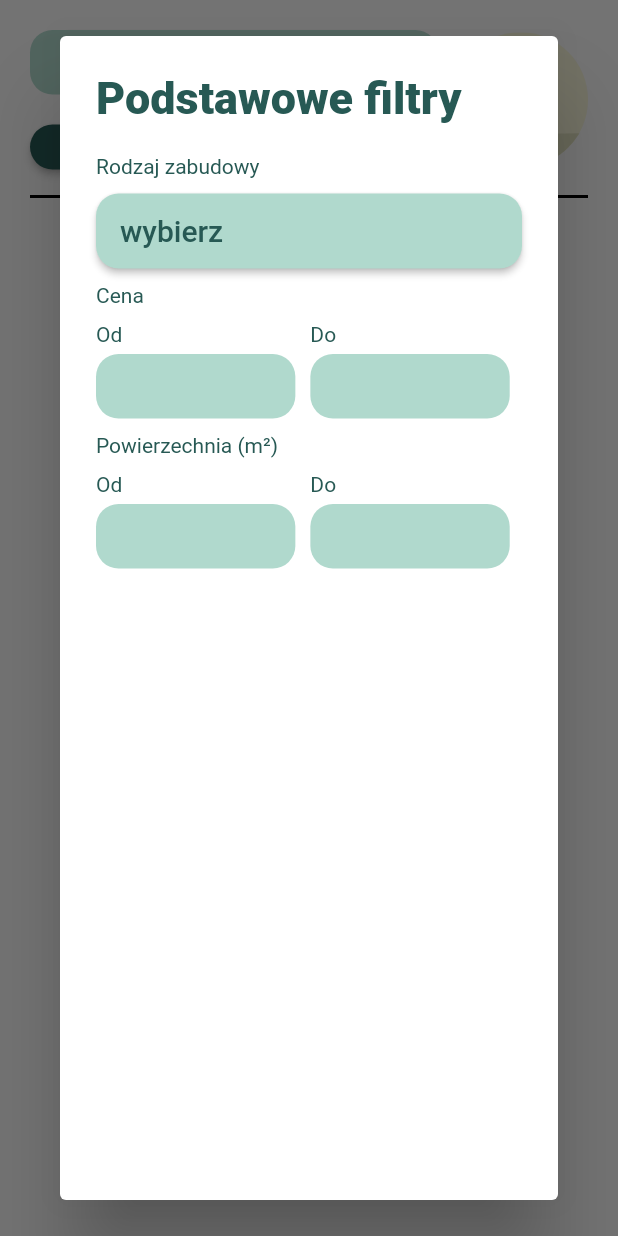
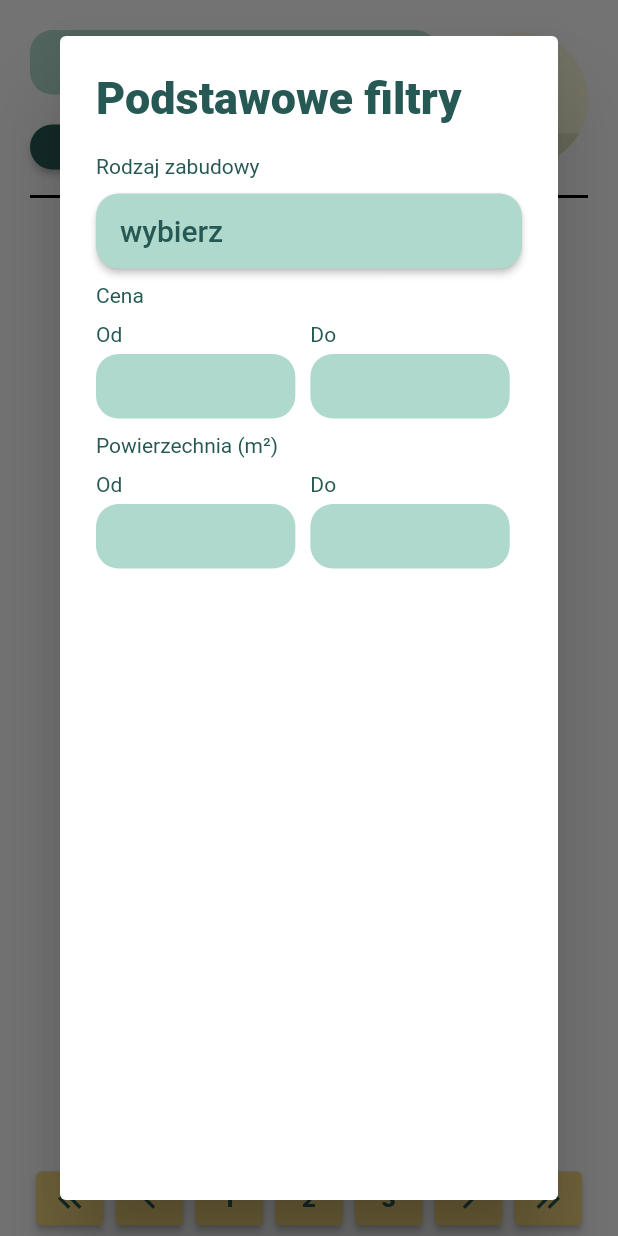
Before and after one commit to JQbss/HomeFinderMobile, a Flutter app: the AnnouncementMain widget shown alone on an empty page, opened directly, after a tap on "filtry", on a phone screen of 412 x 824 dp. Run offline on Flutter 3.47's test engine with Material 2 defaults, Android fonts, the phone set to English and light mode, and no system bars; our stand-ins replace flutter_secure_storage, flutter_svg; accounts and stored records are empty; network calls fail.

Commit message:
Add pagination to announcement list

```diff
--- a/lib/dao/announcement_api.dart
+++ b/lib/dao/announcement_api.dart
@@ -3,18 +3,21 @@ import 'dart:io';
 
 import 'package:home_finder/dao/auth_api.dart';
 import 'package:home_finder/dao/base_api.dart';
+import 'package:home_finder/model/announcement_response/announcement_response.dart';
 import 'package:http/http.dart' as http;
 
 import '../model/announcement/announcement.dart';
 
 class AnnouncementApi extends BaseApi{
-  Future<List<Announcement>> getAll() async {
+  Future<AnnouncementResponse> getAll() async {
     http.Response response = await http.get(
         super.announcementUri, headers: super.headers);
 
     if(response.statusCode==200){
       final result = json.decode(response.body).cast<Map<String, dynamic>>();
-      return result.map<Announcement>((json)=>Announcement.fromJson(json)).toList();
+      AnnouncementResponse announcementResponse = AnnouncementResponse.fromJson(result[0]);
+      print(announcementResponse.pagination.limit);
+      return announcementResponse;
     }else{
       throw Exception("Wystąpił błąd");
     }
--- a/lib/dao/base_api.dart
+++ b/lib/dao/base_api.dart
@@ -2,7 +2,7 @@ class BaseApi{
   static String base = "10.0.2.2:8080";
   Uri registrationAuth = Uri.http(base, "auth/register");
   Uri loginAuth = Uri.http(base, "auth/login");
-  Uri announcementUri = Uri.http(base, "announcement");
+  Uri announcementUri = Uri.http(base, "announcement", {"limit":"1"});
   Map<String,String> headers = {"Content-Type": "application/json; charset=UTF-8"};
   Map<String,String> token = {"Content-Type": "application/json; charset=UTF-8" };
 }
--- /dev/null
+++ b/lib/model/announcement_response/announcement_response.dart
@@ -0,0 +1,23 @@
+import 'package:home_finder/model/announcement/announcement.dart';
+import 'package:home_finder/model/pagination/pagination.dart';
+
+class AnnouncementResponse{
+  final Pagination pagination;
+  final List<Announcement> announcements;
+
+  AnnouncementResponse({required this.pagination, required this.announcements});
+
+  AnnouncementResponse.fromJson(Map<dynamic,dynamic> json)
+    : pagination = Pagination(
+        currentPage: json['currentPage'],
+        limit: json['limit'],
+        totalItems: json['totalItems'],
+        totalPages: json['totalPages']
+      ),
+      announcements = json['items'].map<Announcement>((json)=>Announcement.fromJson(json)).toList();
+}
+
+//pagination.totalPages = json['totalPages'],
+//       pagination.limit = json['limit'],
+//       pagination.totalItems = json['totalItems'],
+//       pagination.currentPage = json['currentPage'],
--- /dev/null
+++ b/lib/model/pagination/pagination.dart
@@ -0,0 +1,21 @@
+class Pagination{
+  int totalItems;
+  int totalPages;
+  int currentPage;
+  int limit;
+
+  Pagination({required this.currentPage, required this.limit, required this.totalItems, required this.totalPages});
+
+  Pagination.fromJson(Map<dynamic,dynamic> json)
+    : totalItems = json['totalItems'],
+      totalPages = json['totalPages'],
+      currentPage = json['currentPage'],
+      limit = json['limit'];
+
+  Map<dynamic,dynamic> toJson() => <dynamic,dynamic>{
+    'totalItems': totalItems,
+    'totalPages': totalPages,
+    'currentPage': currentPage,
+    'limit': limit,
+  };
+}
--- a/lib/screens/announcement/announcement_main/announcement_main.dart
+++ b/lib/screens/announcement/announcement_main/announcement_main.dart
@@ -3,6 +3,7 @@ import 'package:flutter_svg/svg.dart';
 import 'package:home_finder/dao/announcement_api.dart';
 import 'package:home_finder/model/announcement/announcement.dart';
 import 'package:home_finder/widget/announcemet_widget/announcement_widget.dart';
+import 'package:home_finder/widget/custom_pagination/custom_pagination.dart';
 
 import '../../../model/enums/types_of_building.dart';
 import '../../../provider/theme/theme_provider.dart';
@@ -36,7 +37,7 @@ class _AnnouncementMainState extends State<AnnouncementMain> {
     super.initState();
     AnnouncementApi().getAll().then((value) => {
       setState(() {
-        list.addAll(value);
+        list.addAll(value.announcements);
       }),
     });
   }
@@ -115,7 +116,8 @@ class _AnnouncementMainState extends State<AnnouncementMain> {
                   AnnouncementWidget(shortDesc: list[i].title, price: list[i].price, area: list[i].area, address: list[i].localization)
               ],
             ),
-          )
+          ),
+          CustomPagination(),
         ],
       ),
     );
--- /dev/null
+++ b/lib/widget/custom_pagination/custom_pagination.dart
@@ -0,0 +1,57 @@
+import 'package:flutter/material.dart';
+import 'package:home_finder/provider/theme/theme_provider.dart';
+import 'package:home_finder/widget/custom_pagination/pagination_button/pagination_button.dart';
+
+class CustomPagination extends StatefulWidget {
+  const CustomPagination({Key? key}) : super(key: key);
+
+  @override
+  State<CustomPagination> createState() => _CustomPaginationState();
+}
+
+class _CustomPaginationState extends State<CustomPagination> {
+  @override
+  Widget build(BuildContext context) {
+    return SizedBox(
+      height: 50,
+      child: Row(
+        children: [
+          PaginationButton(icon: Icon(Icons.keyboard_double_arrow_left, color: Color(ThemeProvider.theme["darkGreen"]), size: 27,)),
+          PaginationButton(icon: Icon(Icons.keyboard_arrow_left, color: Color(ThemeProvider.theme["darkGreen"]), size: 27,)),
+          PaginationButton(
+              text: Text(
+                  "1",
+                  style: TextStyle(
+                      color: Color(ThemeProvider.theme["darkGreen"]),
+                      fontWeight: FontWeight.w900,
+                      fontSize: 16
+                  )
+              )
+          ),
+          PaginationButton(
+            text: Text(
+              "2",
+              style: TextStyle(
+                color: Color(ThemeProvider.theme["darkGreen"]),
+                fontWeight: FontWeight.w900,
+                fontSize: 16
+              )
+            )
+          ),
+          PaginationButton(
+            text: Text(
+              "3",
+              style: TextStyle(
+                color: Color(ThemeProvider.theme["darkGreen"]),
+                fontWeight: FontWeight.w900,
+                fontSize: 16
+              )
+            )
+          ),
+          PaginationButton(icon: Icon(Icons.keyboard_arrow_right, color: Color(ThemeProvider.theme["darkGreen"]), size: 27)),
+          PaginationButton(icon: Icon(Icons.keyboard_double_arrow_right, color: Color(ThemeProvider.theme["darkGreen"]), size: 27)),
+        ],
+      ),
+    );
+  }
+}
--- /dev/null
+++ b/lib/widget/custom_pagination/pagination_button/pagination_button.dart
@@ -0,0 +1,32 @@
+import 'package:flutter/cupertino.dart';
+import 'package:flutter/material.dart';
+import 'package:home_finder/provider/theme/theme_provider.dart';
+
+class PaginationButton extends StatefulWidget {
+  final Text? text;
+  final Icon? icon;
+  const PaginationButton({Key? key, this.text, this.icon}) : super(key: key);
+
+  @override
+  State<PaginationButton> createState() => _PaginationButtonState();
+}
+
+class _PaginationButtonState extends State<PaginationButton> {
+  @override
+  Widget build(BuildContext context) {
+    return Expanded(child:
+      Padding(
+        padding: const EdgeInsets.only(left: 4.0, right: 4.0),
+        child: ElevatedButton(
+
+          child: widget.icon??widget.text,
+          onPressed: ()=>{},
+          style: ElevatedButton.styleFrom(
+            padding: EdgeInsets.zero,
+            primary: Color(ThemeProvider.theme["gradientDark"])
+          ),
+        ),
+      )
+    );
+  }
+}
```
Also changed, not shown: pubspec.lock, 1 other file.
